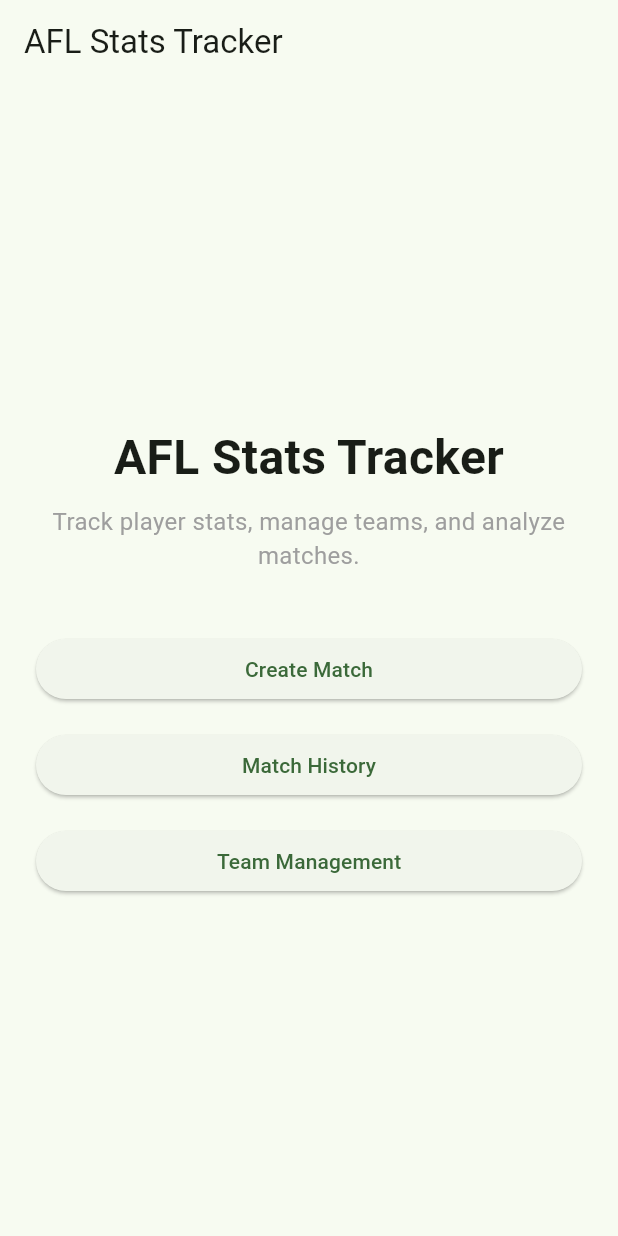
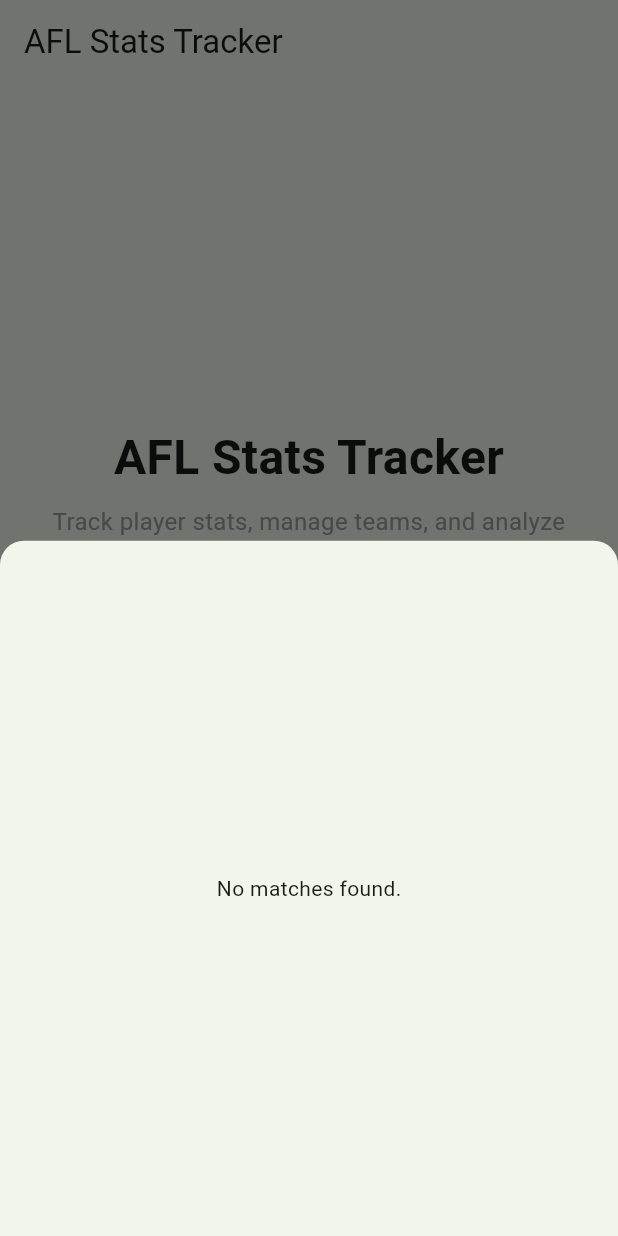
Before and after one commit to jrcrisford/afl-stats-app-crossplatform, a Flutter app: the screen it shows after launch, after a tap on "Match History", on a phone screen of 412 x 824 dp. Run offline on Flutter 3.47's test engine with Material 3 defaults, Android fonts, the light colour scheme and no system bars; our stand-ins replace cloud_firestore, firebase_core; accounts and stored records are empty.

Commit message:
Match History Screen - Part 1

```diff
--- a/afl_stats_app/lib/screens/main_menu_screen.dart
+++ b/afl_stats_app/lib/screens/main_menu_screen.dart
@@ -1,9 +1,65 @@
 import 'package:flutter/material.dart';
 import 'package:afl_stats_app/screens/create_match_screen.dart';
 import 'package:afl_stats_app/screens/team_management_screen.dart';
+import 'package:afl_stats_app/screens/match_history_screen.dart';
+import '../models/match_model.dart';
+import '../services/firestore_service.dart';
 
-class MainMenuScreen extends StatelessWidget {
+class MainMenuScreen extends StatefulWidget {
   const MainMenuScreen({Key? key}) : super(key: key);
+
+  @override
+  State<MainMenuScreen> createState() => _MainMenuScreenState();
+}
+
+class _MainMenuScreenState extends State<MainMenuScreen> {
+
+  void _showMatchPicker(BuildContext context) async {
+    final firestoreService = FirestoreService();
+
+    final selectedMatch = await showModalBottomSheet<MatchModel>(
+      context: context,
+      shape: const RoundedRectangleBorder(
+        borderRadius: BorderRadius.vertical(top: Radius.circular(16)),
+      ),
+      builder: (BuildContext context) {
+        return FutureBuilder<List<MatchModel>>(
+          future: firestoreService.getAllMatches(),
+          builder: (context, snapshot) {
+            if (!snapshot.hasData) {
+              return const Center(child: CircularProgressIndicator());
+            }
+
+            final matches = snapshot.data!;
+            if (matches.isEmpty) {
+              return const Center(child: Text("No matches found."));
+            }
+
+            return ListView.builder(
+              itemCount: matches.length,
+              itemBuilder: (context, index) {
+                final match = matches[index];
+                return ListTile(
+                  title: Text("${match.teamA} vs ${match.teamB}"),
+                  subtitle: Text("Started: ${match.startTime.toLocal()}"),
+                  onTap: () => Navigator.pop(context, match),
+                );
+              },
+            );
+          },
+        );
+      },
+    );
+
+    if (selectedMatch != null) {
+      Navigator.push(
+        context,
+        MaterialPageRoute(
+          builder: (_) => MatchHistoryScreen(match: selectedMatch),
+        ),
+      );
+    }
+  }
 
   @override
   Widget build(BuildContext context) {
@@ -48,9 +104,7 @@ class MainMenuScreen extends StatelessWidget {
 
             // Match History Button
             ElevatedButton(
-              onPressed: () {
-                // TODO Navigation
-              },
+              onPressed: () => _showMatchPicker(context),
               child: const Text('Match History'),
             ),
 
--- a/afl_stats_app/lib/services/firestore_service.dart
+++ b/afl_stats_app/lib/services/firestore_service.dart
@@ -77,10 +77,11 @@ class FirestoreService {
   }
 
   Future<List<MatchModel>> getAllMatches() async {
-    final snapshot = await _db.collection('matchData').get();
-    return snapshot.docs
-        .map((doc) => MatchModel.fromDoc(doc))
-        .toList();
+    final snapshot = await FirebaseFirestore.instance
+        .collection('matchData')
+        .orderBy('startTime', descending: true)
+        .get();
+    return snapshot.docs.map((doc) => MatchModel.fromDoc(doc)).toList();
   }
 
   // Action Operations
@@ -118,6 +119,7 @@ class FirestoreService {
         .collection('matchData')
         .doc(matchId)
         .collection('matchActions')
+        .orderBy('timestamp')
         .get();
 
     return snapshot.docs
```
Also changed, not shown: afl_stats_app/lib/screens/match_history_screen.dart (added, +294 -0 lines).
